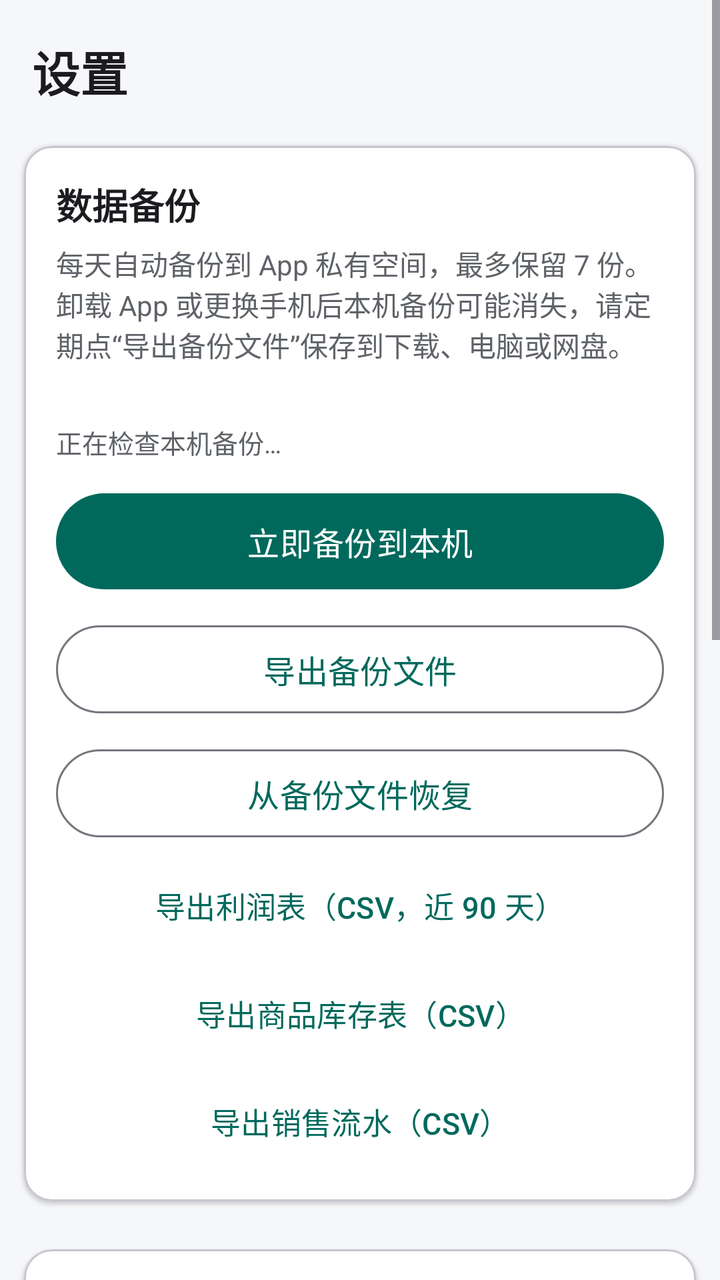
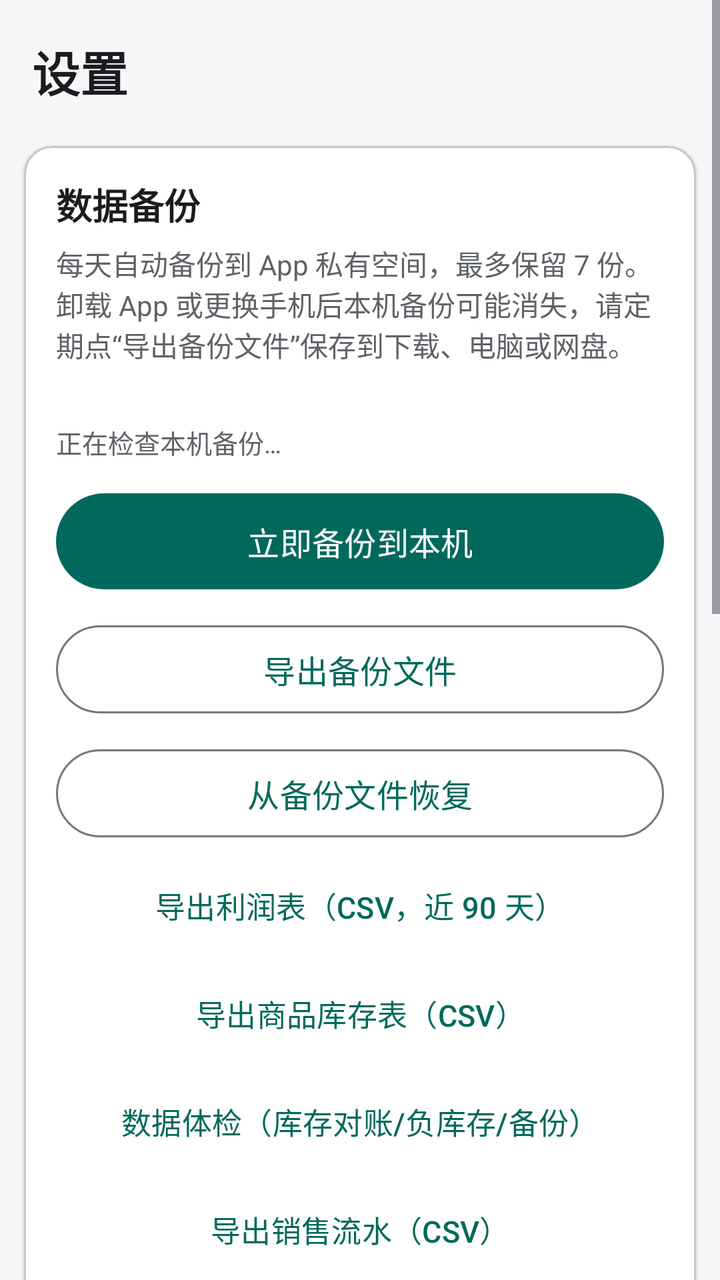

An Android layout rendered at two revisions. The XML below is the earlier revision; the diff shows what the commit changed to produce the second picture.
<!-- AndroidManifest.xml: application theme Theme.Accounting -->
<!-- res/layout/fragment_settings.xml -->
<?xml version="1.0" encoding="utf-8"?>
<ScrollView xmlns:android="http://schemas.android.com/apk/res/android"
    xmlns:app="http://schemas.android.com/apk/res-auto"
    android:layout_width="match_parent"
    android:layout_height="match_parent">

    <LinearLayout
        android:layout_width="match_parent"
        android:layout_height="wrap_content"
        android:orientation="vertical"
        android:paddingBottom="24dp">

        <TextView
            android:layout_width="match_parent"
            android:layout_height="wrap_content"
            android:paddingStart="16dp"
            android:paddingEnd="16dp"
            android:paddingTop="18dp"
            android:paddingBottom="8dp"
            android:text="@string/settings_title"
            android:textColor="@color/text_primary"
            android:textSize="24sp"
            android:textStyle="bold" />

        
        <com.google.android.material.card.MaterialCardView
            android:layout_width="match_parent"
            android:layout_height="wrap_content"
            android:layout_margin="12dp"
            app:cardBackgroundColor="@color/bg_card"
            app:cardCornerRadius="14dp"
            app:cardElevation="1dp">

            <LinearLayout
                android:layout_width="match_parent"
                android:layout_height="wrap_content"
                android:orientation="vertical"
                android:padding="16dp">

                <TextView
                    android:layout_width="wrap_content"
                    android:layout_height="wrap_content"
                    android:text="@string/backup_section"
                    android:textColor="@color/text_primary"
                    android:textSize="18sp"
                    android:textStyle="bold" />

                <TextView
                    android:layout_width="match_parent"
                    android:layout_height="wrap_content"
                    android:layout_marginTop="6dp"
                    android:text="@string/backup_auto_hint"
                    android:textColor="@color/text_secondary"
                    android:textSize="14sp" />

                <TextView
                    android:id="@+id/text_last_backup"
                    android:layout_width="match_parent"
                    android:layout_height="wrap_content"
                    android:layout_marginTop="6dp"
                    android:textColor="@color/text_primary"
                    android:textSize="14sp" />
                <TextView
                    android:id="@+id/text_backup_summary"
                    android:layout_width="match_parent"
                    android:layout_height="wrap_content"
                    android:layout_marginTop="4dp"
                    android:text="@string/backup_summary_loading"
                    android:textColor="@color/text_secondary"
                    android:textSize="13sp" />

                <com.google.android.material.button.MaterialButton
                    android:id="@+id/btn_backup_now"
                    android:layout_width="match_parent"
                    android:layout_height="56dp"
                    android:layout_marginTop="12dp"
                    android:text="@string/backup_now"
                    android:textSize="16sp" />

                <com.google.android.material.button.MaterialButton
                    android:id="@+id/btn_export_backup"
                    style="@style/Widget.Material3.Button.OutlinedButton"
                    android:layout_width="match_parent"
                    android:layout_height="52dp"
                    android:layout_marginTop="10dp"
                    android:text="@string/backup_export"
                    android:textSize="16sp" />

                <com.google.android.material.button.MaterialButton
                    android:id="@+id/btn_restore_backup"
                    style="@style/Widget.Material3.Button.OutlinedButton"
                    android:layout_width="match_parent"
                    android:layout_height="52dp"
                    android:layout_marginTop="10dp"
                    android:text="@string/backup_restore"
                    android:textSize="16sp" />

                <com.google.android.material.button.MaterialButton
                    android:id="@+id/btn_export_profit"
                    style="@style/Widget.Material3.Button.TextButton"
                    android:layout_width="match_parent"
                    android:layout_height="48dp"
                    android:layout_marginTop="6dp"
                    android:text="@string/profit_report_export"
                    android:textSize="15sp" />

                <com.google.android.material.button.MaterialButton
                    android:id="@+id/btn_export_inventory"
                    style="@style/Widget.Material3.Button.TextButton"
                    android:layout_width="match_parent"
                    android:layout_height="48dp"
                    android:layout_marginTop="6dp"
                    android:text="@string/inventory_export"
                    android:textSize="15sp" />

                <com.google.android.material.button.MaterialButton
                    android:id="@+id/btn_export_csv"
                    style="@style/Widget.Material3.Button.TextButton"
                    android:layout_width="match_parent"
                    android:layout_height="48dp"
                    android:layout_marginTop="6dp"
                    android:text="@string/csv_export"
                    android:textSize="15sp" />
            </LinearLayout>
        </com.google.android.material.card.MaterialCardView>

        
        <com.google.android.material.card.MaterialCardView
            android:layout_width="match_parent"
            android:layout_height="wrap_content"
            android:layout_margin="12dp"
            app:cardBackgroundColor="@color/bg_card"
            app:cardCornerRadius="14dp"
            app:cardElevation="1dp">

            <LinearLayout
                android:layout_width="match_parent"
                android:layout_height="wrap_content"
                android:orientation="vertical"
                android:padding="16dp">

                <TextView
                    android:layout_width="wrap_content"
                    android:layout_height="wrap_content"
                    android:text="@string/sync_section"
                    android:textColor="@color/text_primary"
                    android:textSize="18sp"
                    android:textStyle="bold" />

                <TextView
                    android:layout_width="match_parent"
                    android:layout_height="wrap_content"
                    android:layout_marginTop="6dp"
                    android:text="@string/sync_hint"
                    android:textColor="@color/text_secondary"
                    android:textSize="14sp" />

                <com.google.android.material.textfield.TextInputLayout
                    android:layout_width="match_parent"
                    android:layout_height="wrap_content"
                    android:layout_marginTop="8dp"
                    android:hint="@string/sync_server_url">

                    <com.google.android.material.textfield.TextInputEditText
                        android:id="@+id/input_sync_url"
                        android:layout_width="match_parent"
                        android:layout_height="wrap_content"
                        android:inputType="textUri"
                        android:maxLines="1" />
                </com.google.android.material.textfield.TextInputLayout>

                <com.google.android.material.textfield.TextInputLayout
                    android:layout_width="match_parent"
                    android:layout_height="wrap_content"
                    android:layout_marginTop="8dp"
                    android:hint="@string/sync_server_key">

                    <com.google.android.material.textfield.TextInputEditText
                        android:id="@+id/input_sync_key"
                        android:layout_width="match_parent"
                        android:layout_height="wrap_content"
                        android:inputType="text"
                        android:maxLines="1" />
                </com.google.android.material.textfield.TextInputLayout>

                <LinearLayout
                    android:layout_width="match_parent"
                    android:layout_height="wrap_content"
                    android:orientation="horizontal"
                    android:layout_marginTop="10dp">

                    <com.google.android.material.button.MaterialButton
                        android:id="@+id/btn_sync_save"
                        style="@style/Widget.Material3.Button.OutlinedButton"
                        android:layout_width="0dp"
                        android:layout_height="52dp"
                        android:layout_weight="1"
                        android:layout_marginEnd="6dp"
                        android:text="@string/sync_save_config"
                        android:textSize="15sp" />

                    <com.google.android.material.button.MaterialButton
                        android:id="@+id/btn_sync_now"
                        android:layout_width="0dp"
                        android:layout_height="52dp"
                        android:layout_weight="1"
                        android:layout_marginStart="6dp"
                        android:text="@string/sync_now"
                        android:textSize="15sp" />
                </LinearLayout>

                <TextView
                    android:id="@+id/text_sync_status"
                    android:layout_width="match_parent"
                    android:layout_height="wrap_content"
                    android:layout_marginTop="8dp"
                    android:text="@string/sync_last_never"
                    android:textColor="@color/text_primary"
                    android:textSize="14sp" />
            </LinearLayout>
        </com.google.android.material.card.MaterialCardView>

        
        <com.google.android.material.card.MaterialCardView
            android:layout_width="match_parent"
            android:layout_height="wrap_content"
            android:layout_marginStart="12dp"
            android:layout_marginEnd="12dp"
            app:cardBackgroundColor="@color/bg_card"
            app:cardCornerRadius="14dp"
            app:cardElevation="1dp">

            <LinearLayout
                android:layout_width="match_parent"
                android:layout_height="wrap_content"
                android:orientation="vertical"
                android:padding="16dp">

                <TextView
                    android:layout_width="wrap_content"
                    android:layout_height="wrap_content"
                    android:text="@string/category_section"
                    android:textColor="@color/text_primary"
                    android:textSize="18sp"
                    android:textStyle="bold" />

                <com.google.android.material.button.MaterialButton
                    android:id="@+id/btn_category_manage"
                    style="@style/Widget.Material3.Button.OutlinedButton"
                    android:layout_width="match_parent"
                    android:layout_height="52dp"
                    android:layout_marginTop="10dp"
                    android:text="@string/category_manage"
                    android:textSize="16sp" />

                <com.google.android.material.button.MaterialButton
                    android:id="@+id/btn_add_widget"
                    style="@style/Widget.Material3.Button.TextButton"
                    android:layout_width="match_parent"
                    android:layout_height="48dp"
                    android:layout_marginTop="4dp"
                    android:text="@string/widget_add"
                    android:textSize="14sp" />
            </LinearLayout>
        </com.google.android.material.card.MaterialCardView>

        
        <com.google.android.material.card.MaterialCardView
            android:layout_width="match_parent"
            android:layout_height="wrap_content"
            android:layout_marginStart="12dp"
            android:layout_marginEnd="12dp"
            app:cardBackgroundColor="@color/bg_card"
            app:cardCornerRadius="14dp"
            app:cardElevation="1dp">

            <TextView
                android:layout_width="match_parent"
                android:layout_height="wrap_content"
                android:padding="16dp"
                android:text="@string/about_text"
                android:textColor="@color/text_secondary"
                android:textSize="14sp" />
        </com.google.android.material.card.MaterialCardView>

    </LinearLayout>
</ScrollView>
<!-- resources referenced by this layout -->
<resources>
  <color name="bg_card">#FFFFFF</color>
  <color name="text_primary">#1C1B1F</color>
  <color name="text_secondary">#5F6368</color>
  <string name="about_text">售货记账 · 本地离线记账软件\n数据保存在本机，定期自动备份，不联网也能记账。</string>
  <string name="backup_auto_hint">每天自动备份到 App 私有空间，最多保留 7 份。卸载 App 或更换手机后本机备份可能消失，请定期点“导出备份文件”保存到下载、电脑或网盘。</string>
  <string name="backup_export">导出备份文件</string>
  <string name="backup_now">立即备份到本机</string>
  <string name="backup_restore">从备份文件恢复</string>
  <string name="backup_section">数据备份</string>
  <string name="backup_summary_loading">正在检查本机备份…</string>
  <string name="category_manage">分类管理</string>
  <string name="category_section">商品分类</string>
  <string name="csv_export">导出销售流水（CSV）</string>
  <string name="inventory_export">导出商品库存表（CSV）</string>
  <string name="profit_report_export">导出利润表（CSV，近 90 天）</string>
  <string name="settings_title">设置</string>
  <string name="sync_hint">不配置也能正常记账和备份。配置局域网服务器后，数据会自动增量同步（离线先记账，有网自动传）。</string>
  <string name="sync_last_never">从未同步（或未配置服务器）</string>
  <string name="sync_now">立即同步</string>
  <string name="sync_save_config">保存配置</string>
  <string name="sync_section">云同步（可选）</string>
  <string name="sync_server_key">访问密钥（与服务端 SYNC_KEY 一致）</string>
  <string name="sync_server_url">服务器地址（如 http://192.168.1.10:5080）</string>
  <string name="widget_add">添加桌面小组件（今日经营）</string>
  <style name="Theme.Accounting" parent="Theme.Material3.DayNight.NoActionBar">
          <item name="colorPrimary">@color/brand_primary</item>
          <item name="colorOnPrimary">#FFFFFF</item>
          <item name="colorPrimaryContainer">@color/brand_primary_light</item>
          <item name="android:colorBackground">@color/bg_page</item>
          <item name="android:statusBarColor">@color/brand_primary_dark</item>
      </style>
  <color name="brand_primary">#00695C</color>
  <color name="brand_primary_light">#B2DFDB</color>
  <color name="bg_page">#F6F7F8</color>
  <color name="brand_primary_dark">#004D40</color>
</resources>

<!-- the commit's change to res/layout/fragment_settings.xml (unified diff, before → after) -->
@@ -111,6 +111,15 @@
                     android:layout_height="48dp"
                     android:layout_marginTop="6dp"
                     android:text="@string/inventory_export"
+                    android:textSize="15sp" />
+
+                <com.google.android.material.button.MaterialButton
+                    android:id="@+id/btn_data_check"
+                    style="@style/Widget.Material3.Button.TextButton"
+                    android:layout_width="match_parent"
+                    android:layout_height="48dp"
+                    android:layout_marginTop="6dp"
+                    android:text="@string/data_check"
                     android:textSize="15sp" />
 
                 <com.google.android.material.button.MaterialButton
<!-- resource entries referenced after the edit -->
@@ -13,6 +13,7 @@
   <string name="category_manage">分类管理</string>
   <string name="category_section">商品分类</string>
   <string name="csv_export">导出销售流水（CSV）</string>
+  <string name="data_check">数据体检（库存对账/负库存/备份）</string>
   <string name="inventory_export">导出商品库存表（CSV）</string>
   <string name="profit_report_export">导出利润表（CSV，近 90 天）</string>
   <string name="settings_title">设置</string>
